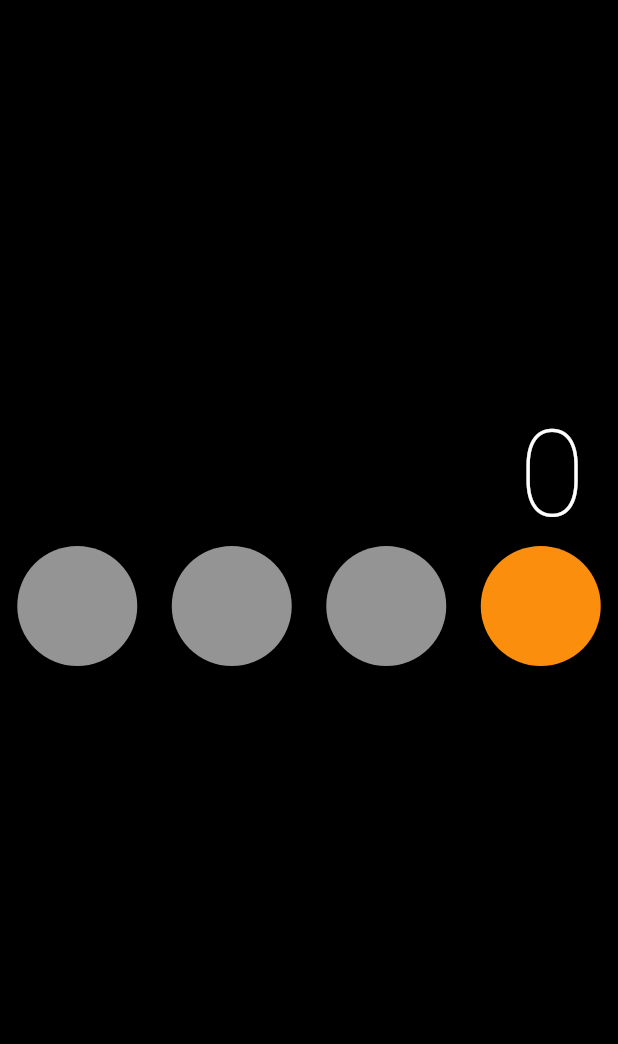
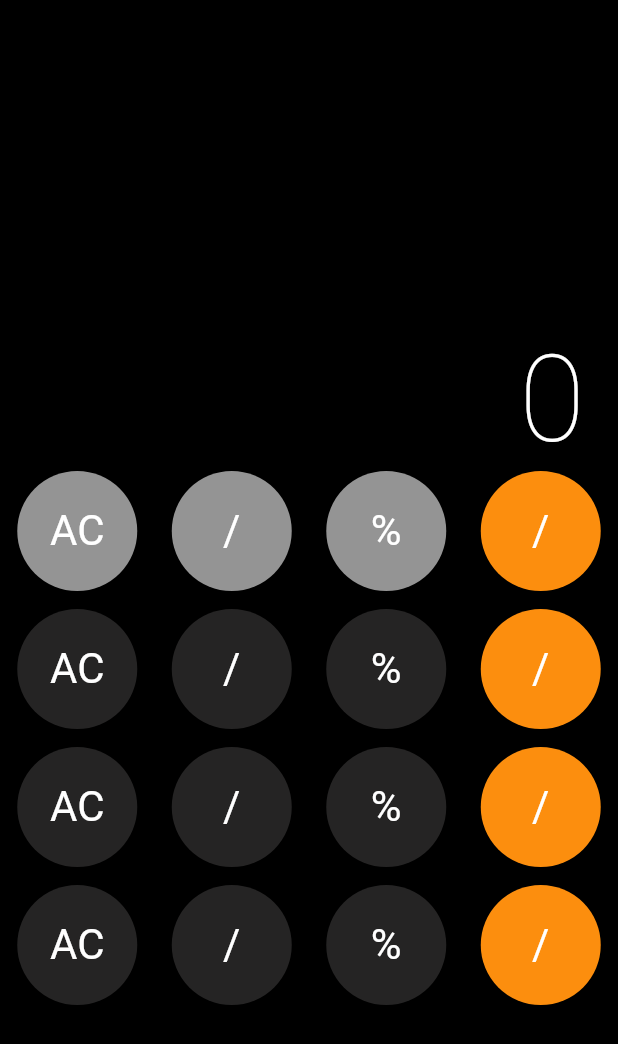
Before and after one commit to Indy-Toronto/ios_calculator, a Flutter app: the screen it shows after launch, on a phone screen of 412 x 824 dp. Shown: the top 1044 px of the screen. Run offline on Flutter 3.47's test engine with Material 2 defaults, Android fonts, the phone set to English and light mode, and no system bars.

Commit message:
Added Color to Widgets

```diff
--- a/lib/button.dart
+++ b/lib/button.dart
@@ -5,14 +5,26 @@ import 'package:flutter/material.dart';
 
 class Button extends StatelessWidget {
   Color buttonColor;
+  String buttonCentre;
 
-  Button({required this.buttonColor});
+  Button({
+    required this.buttonColor,
+    required this.buttonCentre,
+  });
   @override
   Widget build(BuildContext context) {
     return Container(
       decoration: BoxDecoration(shape: BoxShape.circle, color: buttonColor),
       height: 80,
       width: 80,
+      child: Center(
+          child: Text(
+        buttonCentre,
+        style: TextStyle(
+          fontSize: 28,
+          color: Colors.white,
+        ),
+      )),
     );
   }
 }
--- /dev/null
+++ b/lib/buttoncolors.dart
@@ -0,0 +1,9 @@
+// ignore_for_file: prefer_const_constructors
+
+import 'package:flutter/material.dart';
+
+// Defining Colors
+
+Color grey = Color.fromRGBO(148, 148, 148, 1.0);
+Color orange = Color.fromRGBO(252, 142, 14, 1.0);
+Color black = Color.fromRGBO(37, 36, 36, 1.0);
--- /dev/null
+++ b/lib/buttonsline.dart
@@ -0,0 +1,54 @@
+// ignore_for_file: use_key_in_widget_constructors, prefer_const_constructors
+// External imports.
+import 'package:flutter/material.dart';
+
+// Internal Imports
+
+import 'button.dart';
+
+class ButtonLine extends StatelessWidget {
+  Color buttonOne;
+  Color buttonTwo;
+  Color buttonThree;
+  Color buttonFour;
+  String? number;
+
+  ButtonLine(
+      {required this.buttonOne,
+      required this.buttonTwo,
+      required this.buttonThree,
+      required this.buttonFour,
+      this.number});
+
+  @override
+  Widget build(BuildContext context) {
+    return Column(
+      children: [
+        Row(
+          mainAxisAlignment: MainAxisAlignment.spaceAround,
+          children: [
+            Button(
+              buttonCentre: "AC",
+              buttonColor: buttonOne,
+            ),
+            Button(
+              buttonCentre: "/",
+              buttonColor: buttonTwo,
+            ),
+            Button(
+              buttonCentre: "%",
+              buttonColor: buttonThree,
+            ),
+            Button(
+              buttonCentre: "/",
+              buttonColor: buttonFour,
+            ),
+          ],
+        ),
+        SizedBox(
+          height: 12,
+        )
+      ],
+    );
+  }
+}
--- a/lib/main.dart
+++ b/lib/main.dart
@@ -1,10 +1,11 @@
-// ignore_for_file: prefer_const_constructors, prefer_const_literals_to_create_immutables, use_key_in_widget_constructors
+// ignore_for_file: prefer_const_constructors, prefer_const_literals_to_create_immutables, use_key_in_widget_constructors, sized_box_for_whitespace
 // External imports.
 import 'package:flutter/cupertino.dart';
 import 'package:flutter/material.dart';
 
 // Internal imports
-import './button.dart';
+import 'buttonsline.dart';
+import 'buttoncolors.dart';
 
 void main(List<String> args) {
   runApp(Calculator());
@@ -28,7 +29,7 @@ class MyHomePage extends StatelessWidget {
       body: Column(
         children: [
           SizedBox(
-            height: 270,
+            height: 220,
           ),
           Padding(
             padding: const EdgeInsets.only(
@@ -47,22 +48,33 @@ class MyHomePage extends StatelessWidget {
               ),
             ),
           ),
-          Row(
-            mainAxisAlignment: MainAxisAlignment.spaceAround,
-            children: [
-              Button(
-                buttonColor: Color.fromRGBO(148, 148, 148, 1.0),
-              ),
-              Button(
-                buttonColor: Color.fromRGBO(148, 148, 148, 1.0),
-              ),
-              Button(
-                buttonColor: Color.fromRGBO(148, 148, 148, 1.0),
-              ),
-              Button(
-                buttonColor: Color.fromRGBO(252, 142, 14, 1.0),
-              ),
-            ],
+          ButtonLine(
+            number: "2",
+            buttonOne: grey,
+            buttonTwo: grey,
+            buttonThree: grey,
+            buttonFour: orange,
+          ),
+          ButtonLine(
+            number: "4",
+            buttonOne: black,
+            buttonTwo: black,
+            buttonThree: black,
+            buttonFour: orange,
+          ),
+          ButtonLine(
+            number: "6",
+            buttonOne: black,
+            buttonTwo: black,
+            buttonThree: black,
+            buttonFour: orange,
+          ),
+          ButtonLine(
+            number: "8",
+            buttonOne: black,
+            buttonTwo: black,
+            buttonThree: black,
+            buttonFour: orange,
           )
         ],
       ),
```
Also changed, not shown: 1 other file.
